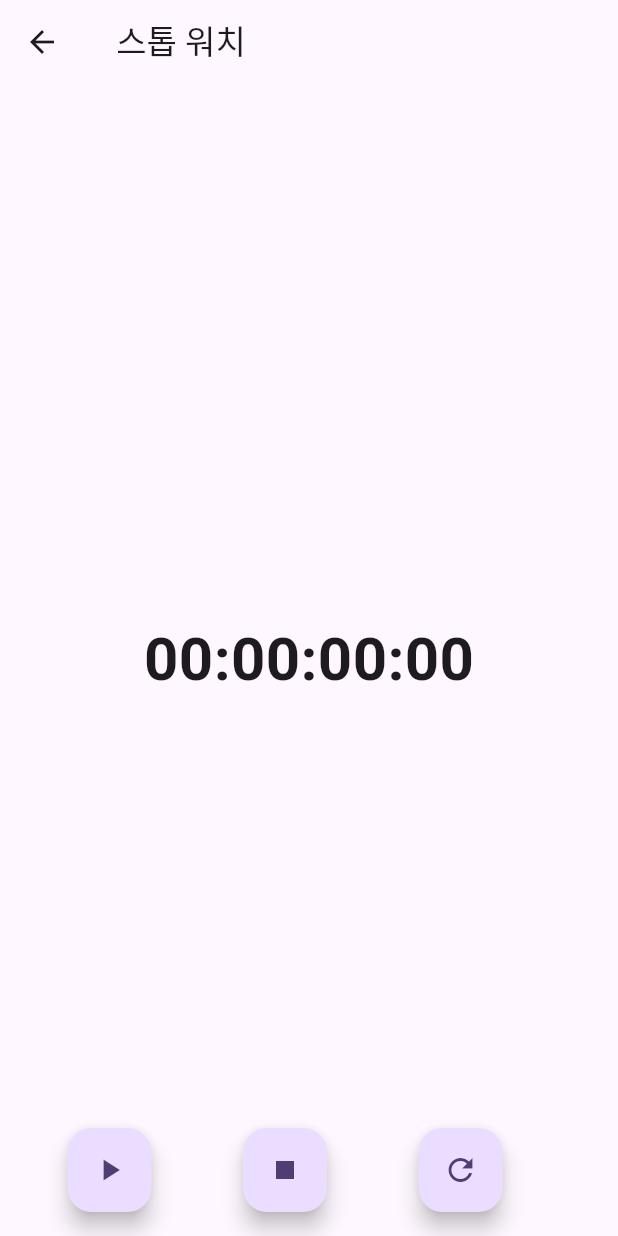
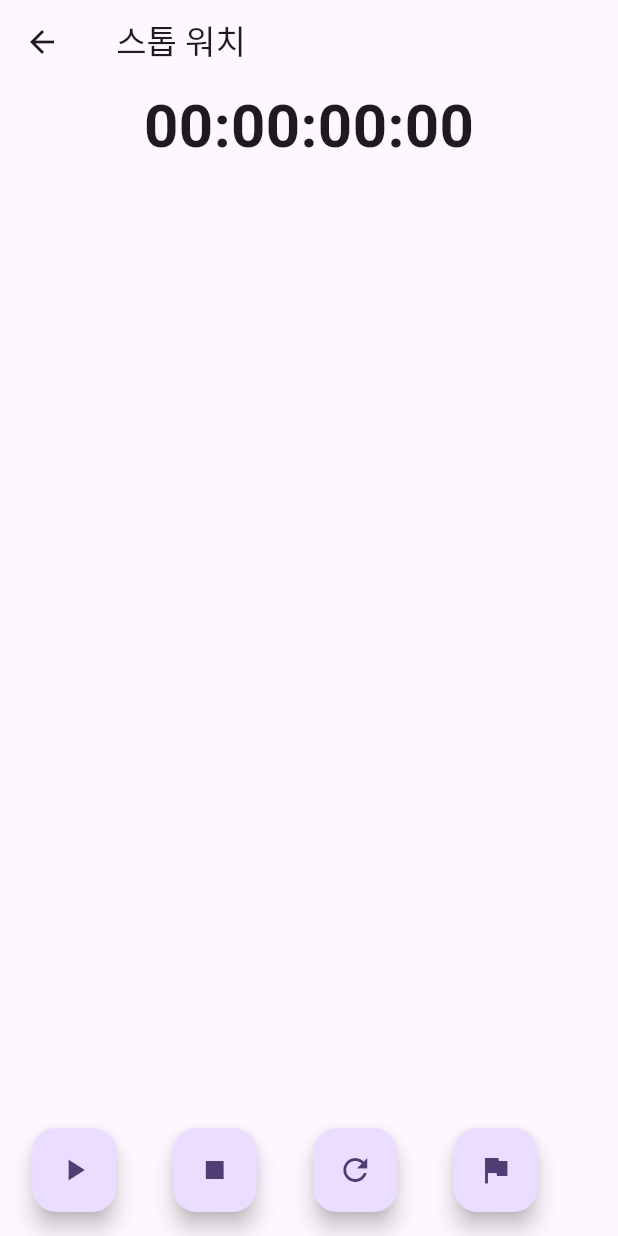
Before and after one commit to songhayeong/flutter_fastcampus, a Flutter app: the screen it shows after launch, after a tap on "Stop Watch Stream Builder", on a phone screen of 412 x 824 dp. Run offline on Flutter 3.47's test engine with Material 3 defaults, Android fonts, the phone set to English and light mode, and no system bars; our stand-ins replace dio, flutter_bloc, hive, hive_flutter, retrofit; accounts and stored records are empty; generated files the repository leaves out were written again; network calls fail.

Commit message:
bloc practice until form field and stopwatch

```diff
--- a/lib/main.dart
+++ b/lib/main.dart
@@ -1,17 +1,20 @@
 import 'dart:io';
 
 import 'package:flutter/material.dart';
+import 'package:flutter_bloc/flutter_bloc.dart';
 import 'package:hive_flutter/hive_flutter.dart';
+import 'package:sliver_example/bloc_fastcampus/pages/step_one.dart';
 import 'package:sliver_example/examples.dart';
 import 'package:sliver_example/future_builder_exam/ex_1.dart';
 import 'package:sliver_example/inherited_widget_exam/ex_1.dart';
 import 'package:sliver_example/inherited_widget_exam/ex_2.dart';
+import 'package:sliver_example/stream_builder_exam/bloc/stopwatch_bloc.dart';
 import 'package:sliver_example/stream_builder_exam/ex_1.dart';
-import 'package:sliver_example/stream_builder_exam/ex_2.dart';
 import 'package:sliver_example/todo_cache_exam/api/api_service.dart';
 import 'package:sliver_example/todo_cache_exam/data/todo_repository.dart';
 import 'package:sliver_example/todo_cache_exam/model/todo.dart';
 import 'package:sliver_example/todo_cache_exam/todo_screen.dart';
+import 'package:sliver_example/stream_builder_exam/stopwatch_screen.dart';
 import 'package:dio/dio.dart';
 
 void main() async {
@@ -38,7 +41,10 @@ class MyApp extends StatelessWidget {
       routes: {
         '/sliver': (context) => const SliverExampleNavigatorList(),
         '/clock': (context) => const ClockScreen(),
-        '/stop_watch': (context) => const StopWatchScreen(),
+        '/stop_watch_with_bloc': (context) => BlocProvider<StopwatchBloc>(
+              create: (context) => StopwatchBloc(),
+              child: const StopWatchScreen(),
+            ),
         '/future_demo': (context) => const FutureBuilderExample1(),
         '/counter_inherited': (context) => const CounterInheritedExample(),
         '/user_setting_inherited': (context) => const InheritedWidgetExample2(),
@@ -53,7 +59,7 @@ class MyApp extends StatelessWidget {
                 Hive.box<ToDo>('todoBox'),
               ),
             ),
-        //'/stream_builder': (context) => const Stream
+        '/register_bloc_page': (context) => const RegistrationPage(),
       },
     );
   }
@@ -106,7 +112,7 @@ class PracticeListPage extends StatelessWidget {
           ),
           ElevatedButton(
             onPressed: () {
-              Navigator.pushNamed(context, '/stop_watch');
+              Navigator.pushNamed(context, '/stop_watch_with_bloc');
             },
             child: const Text('Stop Watch Stream Builder'),
           ),
@@ -146,6 +152,15 @@ class PracticeListPage extends StatelessWidget {
             },
             child: const Text('To Do List'),
           ),
+          const SizedBox(
+            height: 10,
+          ),
+          ElevatedButton(
+            onPressed: () {
+              Navigator.pushNamed(context, '/register_bloc_page');
+            },
+            child: const Text('Register Bloc'),
+          ),
         ],
       ),
     );
@@ -181,3 +196,27 @@ class SliverExampleNavigatorList extends StatelessWidget {
     );
   }
 }
+
+class RegistrationPage extends StatelessWidget {
+  const RegistrationPage({super.key});
+
+  @override
+  Widget build(BuildContext context) {
+    return Scaffold(
+      appBar: AppBar(
+        title: const Text('Registration'),
+      ),
+      body: Center(
+        child: ElevatedButton(
+          onPressed: () {
+            Navigator.push(context,
+                MaterialPageRoute(builder: (context) => const StepOne()));
+          },
+          child: const Text(
+            'Start Registration',
+          ),
+        ),
+      ),
+    );
+  }
+}
--- /dev/null
+++ b/lib/stream_builder_exam/bloc/stopwatch_bloc.dart
@@ -0,0 +1,54 @@
+import 'dart:async';
+
+import 'package:flutter_bloc/flutter_bloc.dart';
+import 'package:sliver_example/stream_builder_exam/util/utils.dart';
+
+part 'stopwatch_event.dart';
+part 'stopwatch_state.dart';
+
+class StopwatchBloc extends Bloc<StopwatchEvent, StopwatchState> {
+  final Stopwatch _stopwatch = Stopwatch();
+  final Duration _tick = const Duration(milliseconds: 10);
+
+  StopwatchBloc() : super(StopwatchState(elapsedTime: 0)) {
+    on<StopwatchStarted>(_onStarted);
+    on<StopwatchStopped>(_onStopped);
+    on<StopwatchReset>(_onReset);
+    on<StopwatchTicked>(_onTicked);
+    on<StopwatchRecorded>(_onLapRecorded);
+
+  }
+
+  void _onStarted(StopwatchStarted event, Emitter<StopwatchState> emit) {
+    _stopwatch.start();
+    emit(state.copyWith(isRunning: true));
+    _tickTimer();
+  }
+  void _onStopped(StopwatchStopped event, Emitter<StopwatchState> emit) {
+    _stopwatch.stop();
+    emit(state.copyWith(isRunning: false));
+  }
+  void _onReset(StopwatchReset event, Emitter<StopwatchState> emit) {
+    _stopwatch.reset();
+    emit(state.copyWith(elapsedTime: 0, laps: const []));
+  }
+  void _onTicked(StopwatchTicked event, Emitter<StopwatchState> emit) {
+    emit(state.copyWith(elapsedTime: event.elapsedTime));
+  }
+  void _onLapRecorded(StopwatchRecorded event, Emitter<StopwatchState> emit) {
+    final String lapTime = formatElapsedTime(state.elapsedTime);
+    final List<String> updatedLaps = List<String>.from(state.laps)..add(lapTime);
+    emit(state.copyWith(laps: updatedLaps));
+  }
+
+  void _tickTimer() {
+    Timer.periodic(_tick, (timer) {
+      if (!_stopwatch.isRunning) {
+        timer.cancel();
+      } else {
+        add(StopwatchTicked(elapsedTime: _stopwatch.elapsedMilliseconds));
+      }
+    });
+  }
+
+}
--- /dev/null
+++ b/lib/stream_builder_exam/bloc/stopwatch_event.dart
@@ -0,0 +1,33 @@
+// sealed class 란 ?
+
+// class의 무분별한 상속을 제한 하고 싶어서 (subclassing 제한)
+// 더 안전한 + 더 정확한 패턴매칭을 하고싶기 때문
+// 특징 1. 다른 파일에서 접근 불가능
+
+part of 'stopwatch_bloc.dart';
+
+sealed class StopwatchEvent {
+  const StopwatchEvent();
+}
+
+final class StopwatchStarted extends StopwatchEvent {
+  const StopwatchStarted();
+}
+
+final class StopwatchStopped extends StopwatchEvent {
+  const StopwatchStopped();
+}
+
+final class StopwatchReset extends StopwatchEvent {
+  const StopwatchReset();
+}
+
+final class StopwatchTicked extends StopwatchEvent {
+  final int elapsedTime;
+
+  StopwatchTicked({required this.elapsedTime});
+}
+
+final class StopwatchRecorded extends StopwatchEvent {
+  const StopwatchRecorded();
+}
--- /dev/null
+++ b/lib/stream_builder_exam/bloc/stopwatch_state.dart
@@ -0,0 +1,23 @@
+part of 'stopwatch_bloc.dart';
+
+class StopwatchState {
+  final int elapsedTime;
+  final bool isRunning;
+  final List<String> laps;
+
+  StopwatchState({
+    required this.elapsedTime,
+    this.isRunning = false,
+    this.laps = const [],
+  });
+
+  StopwatchState copyWith({
+    int? elapsedTime,
+    bool? isRunning,
+    List<String>? laps,
+  }) =>
+      StopwatchState(
+          elapsedTime: elapsedTime ?? this.elapsedTime,
+          isRunning: isRunning ?? this.isRunning,
+          laps: laps ?? this.laps);
+}
--- /dev/null
+++ b/lib/stream_builder_exam/stopwatch_screen.dart
@@ -0,0 +1,76 @@
+import 'dart:async';
+
+import 'package:flutter/material.dart';
+import 'package:flutter_bloc/flutter_bloc.dart';
+import 'package:sliver_example/stream_builder_exam/bloc/stopwatch_bloc.dart';
+import 'package:sliver_example/stream_builder_exam/util/utils.dart';
+
+class StopWatchScreen extends StatelessWidget {
+  const StopWatchScreen({super.key});
+  //bloc StopwatchStarted -> 이 부분을 bloc에서 처리해서 ui 및 business logic 분리
+  @override
+  Widget build(BuildContext context) {
+    return Scaffold(
+      appBar: AppBar(
+        title: const Text(' 스톱 워치 '),
+      ),
+      body: Column(
+        mainAxisAlignment: MainAxisAlignment.center,
+        children: [
+          Center(
+            // bloc으로 state 처리 되는 부분을 bloc builder로 구현
+            // 부모 위젯 tree에 bloc을 wrapping 해줌으로써 상태처리 가능.
+            child: BlocBuilder<StopwatchBloc, StopwatchState>(
+              builder: (context, state) => Text(
+                formatElapsedTime(state.elapsedTime),
+                style: const TextStyle(
+                  fontSize: 40,
+                  fontWeight: FontWeight.bold,
+                ),
+              ),
+            ),
+          ),
+          Expanded(
+            child: BlocBuilder<StopwatchBloc, StopwatchState>(
+              builder: (context, state) => ListView.builder(
+                itemCount: state.laps.length,
+                itemBuilder: (context, index) => ListTile(
+                  title: Text("Lap ${index + 1} : ${state.laps[index]}"),
+                ),
+              ),
+            ),
+          ),
+        ],
+      ),
+      floatingActionButton: Row(
+        mainAxisAlignment: MainAxisAlignment.spaceEvenly,
+        children: [
+          FloatingActionButton(
+            onPressed: () =>
+                context.read<StopwatchBloc>().add(const StopwatchStarted()),
+            tooltip: '시작',
+            child: const Icon(Icons.play_arrow),
+          ),
+          FloatingActionButton(
+            onPressed: () =>
+                context.read<StopwatchBloc>().add(const StopwatchStopped()),
+            tooltip: '정지',
+            child: const Icon(Icons.stop),
+          ),
+          FloatingActionButton(
+            onPressed: () =>
+                context.read<StopwatchBloc>().add(const StopwatchReset()),
+            tooltip: '초기화',
+            child: const Icon(Icons.refresh),
+          ),
+          FloatingActionButton(
+            onPressed: () =>
+                context.read<StopwatchBloc>().add(const StopwatchRecorded()),
+            tooltip: '랩 기록',
+            child: const Icon(Icons.flag),
+          ),
+        ],
+      ),
+    );
+  }
+}
--- /dev/null
+++ b/lib/stream_builder_exam/util/utils.dart
@@ -0,0 +1,10 @@
+String formatElapsedTime(int milliseconds) {
+  final hours = ((milliseconds / (1000 * 60 * 60)) % 24).floor();
+  final minutes = ((milliseconds / (1000 * 60)) % 60).floor();
+  final seconds = ((milliseconds / 1000) % 60).floor();
+  final millisecondsDisplay = (milliseconds % 1000).floor();
+
+  return '${hours.toString().padLeft(2, '0')}:${minutes.toString()
+      .padLeft(2, '0')}:${seconds.toString().padLeft(
+      2, '0')}:${millisecondsDisplay.toString().padLeft(2, '0')}';
+}
--- a/pubspec.yaml
+++ b/pubspec.yaml
@@ -40,6 +40,7 @@ dependencies:
   retrofit: ^4.0.3
   json_annotation: ^4.8.1
   hive_flutter: ^1.1.0
+  flutter_bloc: ^8.1.4
 
 dev_dependencies:
   flutter_test:
```
Also changed, not shown: lib/bloc_fastcampus/pages/step_one.dart (added, +79 -0 lines), lib/bloc_fastcampus/pages/step_three.dart (added, +90 -0 lines), lib/bloc_fastcampus/pages/step_two.dart (added, +73 -0 lines), lib/bloc_fastcampus/widgets/flat_button.dart (added, +36 -0 lines), lib/stream_builder_exam/ex_2.dart (+45 -19 lines), pubspec.lock.
